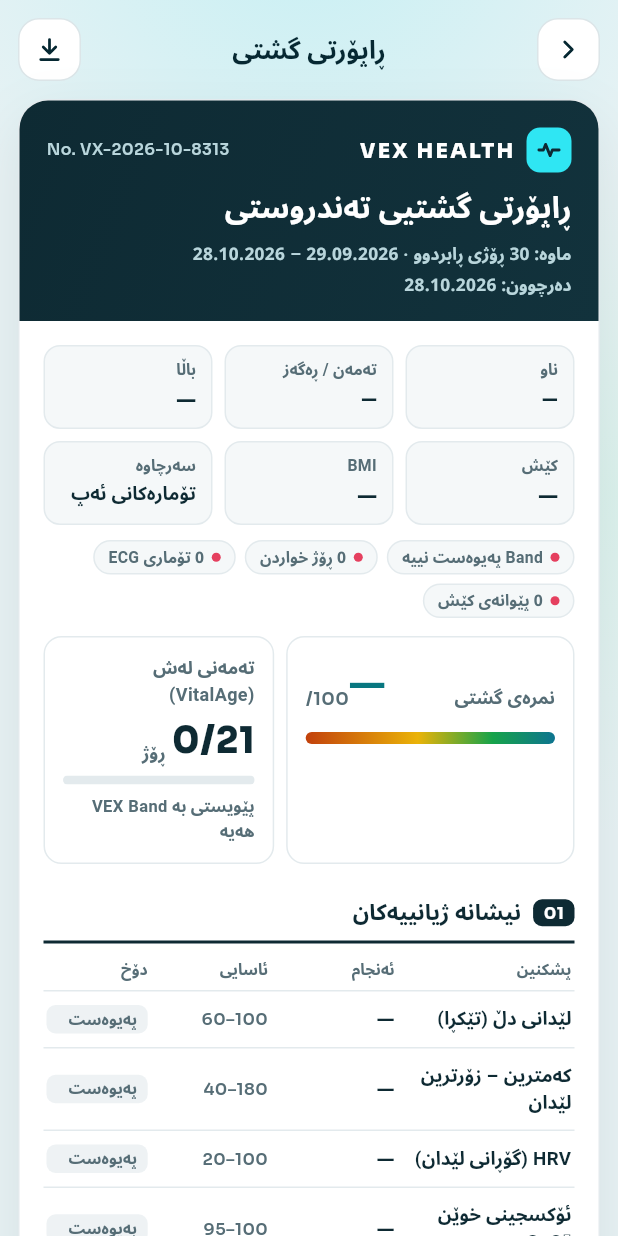
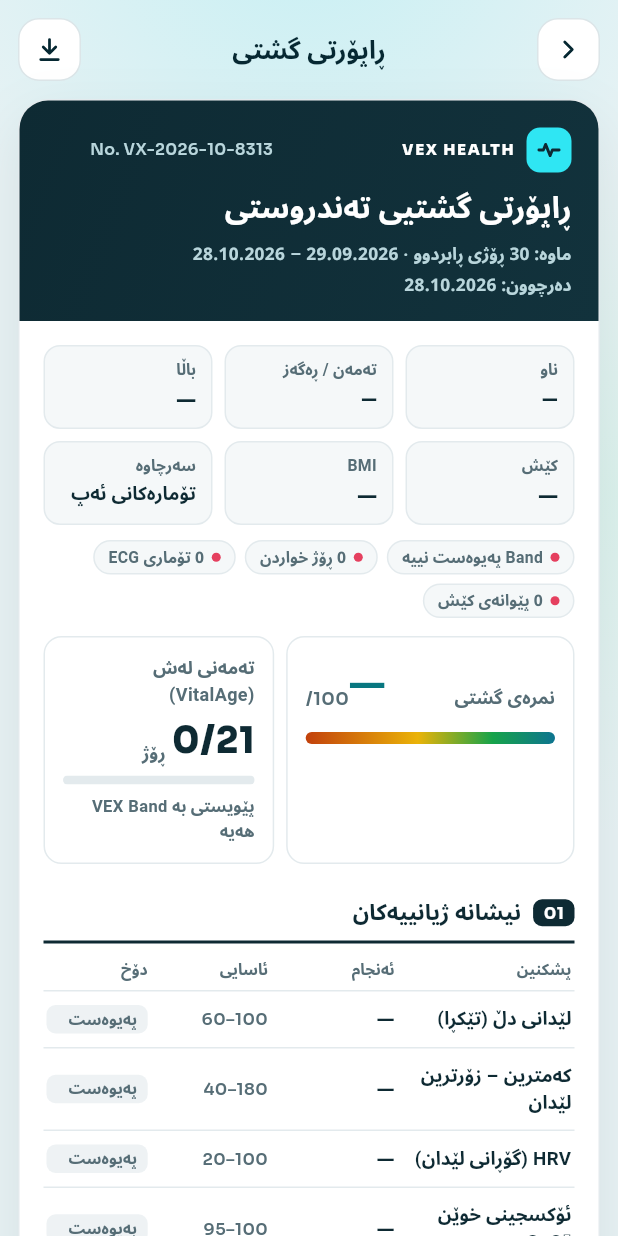
Before and after one commit to ghazigharebb/ghazigharebb, a Flutter app: the GeneralReportPage screen opened directly, on a phone screen of 412 x 824 dp. Run offline on Flutter 3.47's test engine with Material 3 defaults, Android fonts, the phone set to English and light mode, and no system bars; our stand-ins replace flutter_blue_plus, flutter_local_notifications, flutter_svg, geocoding, geolocator, google_fonts and 7 more; accounts and stored records are empty; network calls fail; Roboto replaces fonts that are missing (Noto Sans Arabic).

Commit message:
report: fix header overflow and PDF capture layout
Co-Authored-By: Claude Opus 5.5 <noreply@anthropic.com>
Claude-Session: https://claude.ai/code/session_014jTp89sGXvhipSKSS5nFec

```diff
--- a/vex_health/lib/report/general_report.dart
+++ b/vex_health/lib/report/general_report.dart
@@ -1046,9 +1046,23 @@ List<List<Widget>> _blocks(_Rep r, _P p, {bool print = false}) {
             child: _svg(_iPulse, const Color(0xFF0E2A33), 18, sw: 2.5),
           ),
           const SizedBox(width: 8),
-          Text('VEX HEALTH', textDirection: TextDirection.ltr, style: nu(14, c: Colors.white, ls: 1.5)),
+          Flexible(
+            child: FittedBox(
+              fit: BoxFit.scaleDown,
+              alignment: AlignmentDirectional.centerStart,
+              child: Text('VEX HEALTH', textDirection: TextDirection.ltr, style: nu(14, c: Colors.white, ls: 1.5)),
+            ),
+          ),
+          const SizedBox(width: 10),
           const Spacer(),
-          _nm('No. ${r.no}', 10.5, const Color(0xFFB9D6DC), w: FontWeight.w600),
+          Flexible(
+            flex: 2,
+            child: FittedBox(
+              fit: BoxFit.scaleDown,
+              alignment: AlignmentDirectional.centerEnd,
+              child: _nm('No. ${r.no}', 10.5, const Color(0xFFB9D6DC), w: FontWeight.w600),
+            ),
+          ),
         ]),
         _gap(10),
         _tx(_t('doc'), 20, Colors.white, w: FontWeight.w800, h: 1.4),
@@ -1724,23 +1738,18 @@ Future<Uint8List> _makePdf(_Rep r) async {
       Positioned(
         left: 0,
         top: 0,
+        width: w,
         child: IgnorePointer(
           child: MediaQuery(
             data: MediaQuery.of(c).copyWith(textScaler: TextScaler.noScaling),
             child: Directionality(
               textDirection: _dir,
-              child: OverflowBox(
-                alignment: Alignment.topLeft,
-                minWidth: w,
-                maxWidth: w,
-                maxHeight: double.infinity,
               child: Material(
                 color: Colors.white,
                 child: Column(mainAxisSize: MainAxisSize.min, crossAxisAlignment: CrossAxisAlignment.stretch, children: [
                   for (var i = 0; i < parts.length; i++)
                     RepaintBoundary(key: keys[i], child: ColoredBox(color: Colors.white, child: parts[i])),
                 ]),
-                ),
               ),
             ),
           ),
@@ -1768,6 +1777,10 @@ Future<Uint8List> _makePdf(_Rep r) async {
     for (final k in keys) {
       final ro = k.currentContext?.findRenderObject();
       if (ro is! RenderRepaintBoundary) continue;
+      for (var t = 0; kDebugMode && t < 20 && ro.debugNeedsPaint; t++) {
+        WidgetsBinding.instance.scheduleFrame();
+        await WidgetsBinding.instance.endOfFrame;
+      }
       final img = await ro.toImage(pixelRatio: 3);
       final bd = await img.toByteData(format: ui.ImageByteFormat.png);
       img.dispose();
```
Lines whose indentation alone changed are shown as unchanged.
